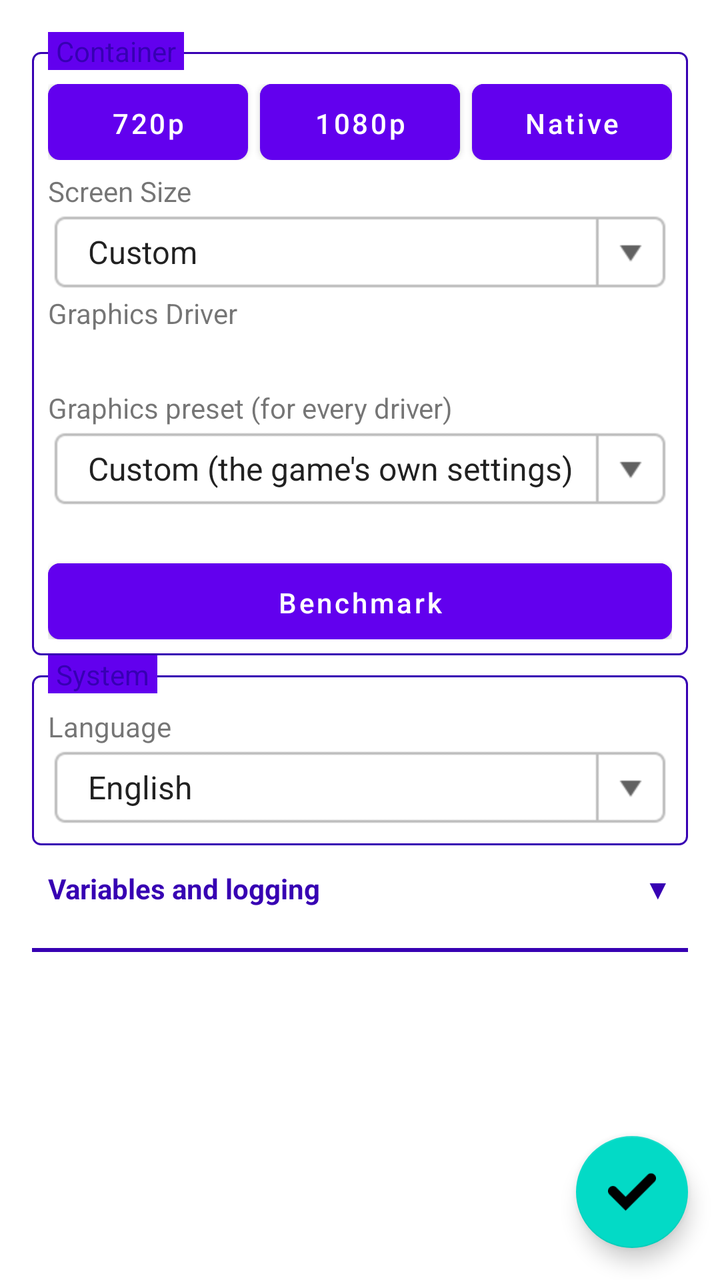
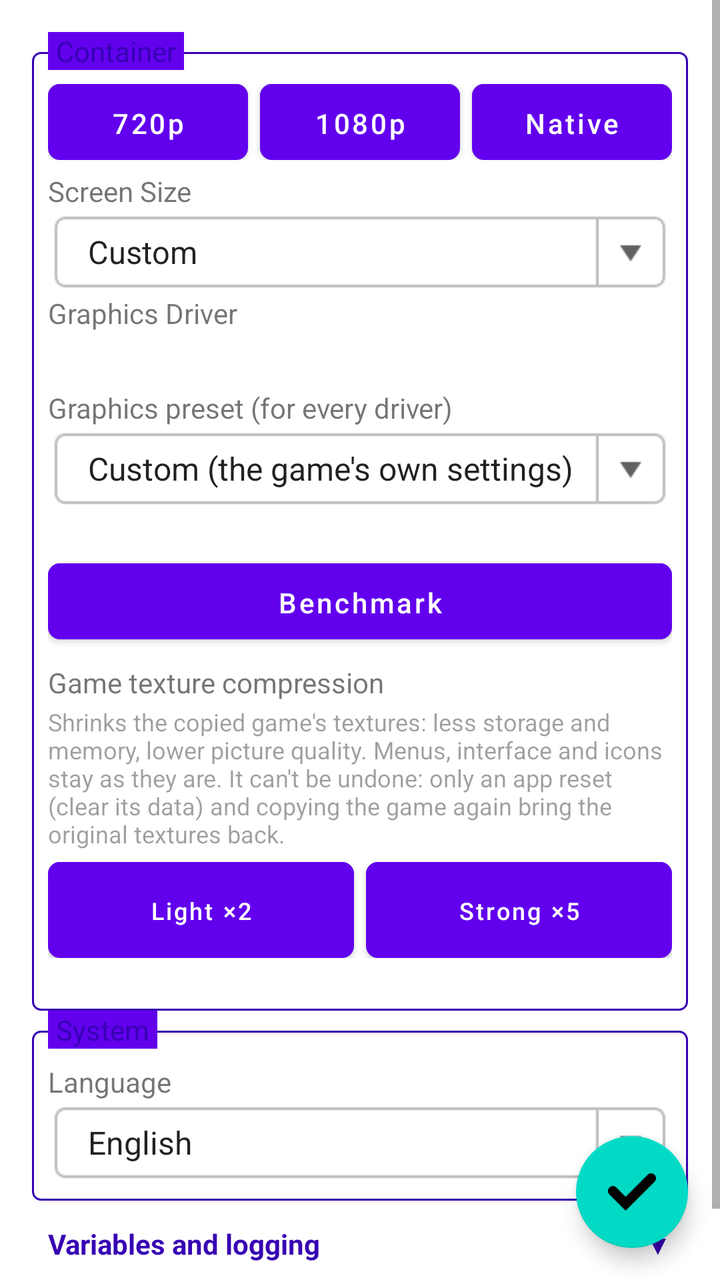

Compare the two renders of this Android layout. The source of the first and the diff that turns it into the second are given below.
<!-- AndroidManifest.xml: fallback theme Theme.MaterialComponents.DayNight.NoActionBar -->
<!-- res/layout/settings_fragment.xml -->
<?xml version="1.0" encoding="utf-8"?>
<FrameLayout
    xmlns:android="http://schemas.android.com/apk/res/android"
    android:layout_width="match_parent"
    android:layout_height="match_parent"
    xmlns:app="http://schemas.android.com/apk/res-auto">
    <ScrollView
        android:layout_width="match_parent"
        android:layout_height="match_parent">
        <LinearLayout
            android:layout_width="match_parent"
            android:layout_height="wrap_content"
            android:orientation="vertical"
            android:padding="16dp">
            <FrameLayout
                android:id="@+id/FLContainerSettings"
                android:layout_width="match_parent"
                android:layout_height="wrap_content">
                <LinearLayout style="@style/FieldSet">
                    
                    <LinearLayout
                        android:layout_width="match_parent"
                        android:layout_height="wrap_content"
                        android:layout_marginBottom="6dp"
                        android:orientation="horizontal">

                        <Button
                            android:id="@+id/BTSetRes720"
                            style="@style/ButtonAccent"
                            android:layout_width="0dp"
                            android:layout_height="38dp"
                            android:layout_weight="1"
                            android:layout_marginRight="6dp"
                            android:paddingLeft="8dp"
                            android:paddingRight="8dp"
                            android:textSize="14sp"
                            android:text="720p" />

                        <Button
                            android:id="@+id/BTSetRes1080"
                            style="@style/ButtonAccent"
                            android:layout_width="0dp"
                            android:layout_height="38dp"
                            android:layout_weight="1"
                            android:layout_marginRight="6dp"
                            android:paddingLeft="8dp"
                            android:paddingRight="8dp"
                            android:textSize="14sp"
                            android:text="1080p" />

                        <Button
                            android:id="@+id/BTSetResNative"
                            style="@style/ButtonAccent"
                            android:layout_width="0dp"
                            android:layout_height="38dp"
                            android:layout_weight="1"
                            android:paddingLeft="8dp"
                            android:paddingRight="8dp"
                            android:textSize="14sp"
                            android:text="@string/resolution_native" />
                    </LinearLayout>

                    <LinearLayout
                        android:layout_width="match_parent"
                        android:layout_height="wrap_content"
                        android:orientation="horizontal">

                        <LinearLayout
                            android:layout_width="0dp"
                            android:layout_height="wrap_content"
                            android:layout_weight="1"
                            android:orientation="vertical">

                            <TextView
                                android:layout_width="wrap_content"
                                android:layout_height="wrap_content"
                                android:text="@string/screen_size" />

                            <Spinner
                                style="@style/ComboBox"
                                android:layout_width="match_parent"
                                android:id="@+id/SScreenSize"
                                android:entries="@array/screen_size_entries" />
                        </LinearLayout>

                        <LinearLayout
                            android:id="@+id/LLCustomScreenSize"
                            android:layout_width="wrap_content"
                            android:layout_height="wrap_content"
                            android:orientation="horizontal"
                            android:visibility="gone">

                            <LinearLayout
                                android:layout_width="wrap_content"
                                android:layout_height="wrap_content"
                                android:orientation="vertical">

                                <TextView
                                    android:layout_width="wrap_content"
                                    android:layout_height="wrap_content"
                                    android:text="@string/width" />

                                <EditText
                                    style="@style/EditText"
                                    android:layout_width="78dp"
                                    android:id="@+id/ETScreenWidth"
                                    android:inputType="number" />
                            </LinearLayout>

                            <TextView
                                android:layout_width="wrap_content"
                                android:layout_height="wrap_content"
                                android:textStyle="bold"
                                android:textSize="18dp"
                                android:layout_gravity="bottom"
                                android:layout_marginLeft="2dp"
                                android:layout_marginRight="2dp"
                                android:layout_marginBottom="4dp"
                                android:text="x" />

                            <LinearLayout
                                android:layout_width="wrap_content"
                                android:layout_height="wrap_content"
                                android:orientation="vertical">

                                <TextView
                                    android:layout_width="wrap_content"
                                    android:layout_height="wrap_content"
                                    android:text="@string/height" />

                                <EditText
                                    style="@style/EditText"
                                    android:layout_width="78dp"
                                    android:id="@+id/ETScreenHeight"
                                    android:inputType="number" />
                            </LinearLayout>
                        </LinearLayout>
                    </LinearLayout>

                    <TextView
                        android:layout_width="wrap_content"
                        android:layout_height="wrap_content"
                        android:text="@string/graphics_driver" />

                    <LinearLayout
                        android:id="@+id/LLGraphicsDriver"
                        android:layout_width="match_parent"
                        android:layout_height="wrap_content"
                        android:orientation="vertical" />

                    <TextView
                        android:id="@+id/TVDetectedGpu"
                        android:layout_width="wrap_content"
                        android:layout_height="wrap_content"
                        android:layout_marginTop="4dp"
                        android:textSize="12sp"
                        android:alpha="0.7" />

                    <TextView
                        android:layout_width="wrap_content"
                        android:layout_height="wrap_content"
                        android:layout_marginTop="8dp"
                        android:text="@string/graphics_preset" />

                    <Spinner
                        style="@style/ComboBox"
                        android:id="@+id/SGraphicsPreset"
                        android:layout_width="match_parent"
                        android:entries="@array/graphics_preset_entries" />

                    <TextView
                        android:id="@+id/TVGraphicsPresetHint"
                        android:layout_width="wrap_content"
                        android:layout_height="wrap_content"
                        android:layout_marginTop="2dp"
                        android:textSize="12sp"
                        android:alpha="0.7" />

                    <Button
                        android:id="@+id/BTBenchmark"
                        style="@style/ButtonAccent"
                        android:layout_width="match_parent"
                        android:layout_height="38dp"
                        android:layout_marginTop="8dp"
                        android:textSize="14sp"
                        android:text="@string/benchmark" />
                </LinearLayout>
                <TextView
                    style="@style/FieldSetLabel"
                    android:text="@string/container"/>
            </FrameLayout>
            <FrameLayout
                android:layout_width="match_parent"
                android:layout_height="wrap_content">
                <LinearLayout style="@style/FieldSet">
                    <TextView
                        android:layout_width="wrap_content"
                        android:layout_height="wrap_content"
                        android:text="@string/language"/>
                    <Spinner
                        style="@style/ComboBox"
                        android:id="@+id/SLanguage"
                        android:layout_width="match_parent"
                        android:entries="@array/language_entries"/>
                </LinearLayout>
                <TextView
                    style="@style/FieldSetLabel"
                    android:text="@string/system"/>
            </FrameLayout>
            <LinearLayout
                android:id="@+id/LLAdvancedHeader"
                android:layout_width="match_parent"
                android:layout_height="wrap_content"
                android:orientation="horizontal"
                android:gravity="center_vertical"
                android:background="?android:attr/selectableItemBackground"
                android:clickable="true"
                android:focusable="true"
                android:paddingTop="12dp"
                android:paddingBottom="12dp"
                android:paddingLeft="8dp"
                android:paddingRight="8dp">
                <TextView
                    android:layout_width="0dp"
                    android:layout_height="wrap_content"
                    android:layout_weight="1"
                    android:textStyle="bold"
                    android:textColor="?attr/colorPrimaryVariant"
                    android:text="@string/variables_and_logging"/>
                <TextView
                    android:id="@+id/TVAdvancedArrow"
                    android:layout_width="wrap_content"
                    android:layout_height="wrap_content"
                    android:textColor="?attr/colorPrimaryVariant"
                    android:text="▼"/>
            </LinearLayout>
            <View style="@style/HorizontalLine" />
            <LinearLayout
                android:id="@+id/LLAdvancedBody"
                android:layout_width="match_parent"
                android:layout_height="wrap_content"
                android:orientation="vertical"
                android:visibility="gone">
            <FrameLayout
                android:id="@+id/FLEnvVars"
                android:layout_width="match_parent"
                android:layout_height="wrap_content">
                <LinearLayout style="@style/FieldSet">
                    <LinearLayout
                        android:id="@+id/LLTabEnvVars"
                        android:layout_width="match_parent"
                        android:layout_height="wrap_content"
                        android:orientation="vertical">

                        <com.factory.widget.EnvVarsView
                            android:id="@+id/EnvVarsView"
                            android:layout_width="match_parent"
                            android:layout_height="wrap_content"
                            android:paddingLeft="16dp"
                            android:paddingRight="16dp"/>

                        <View style="@style/HorizontalLine" />

                        <Button
                            style="@style/ButtonNeutral"
                            android:id="@+id/BTAddEnvVar"
                            android:layout_width="160dp"
                            android:layout_height="wrap_content"
                            android:layout_gravity="center_horizontal"
                            android:text="@string/add" />
                    </LinearLayout>
                </LinearLayout>
                <TextView
                    style="@style/FieldSetLabel"
                    android:text="@string/environment_variables"/>
            </FrameLayout>
            <FrameLayout
                android:layout_width="match_parent"
                android:layout_height="wrap_content">
                <LinearLayout style="@style/FieldSet">
                    <CheckBox
                        android:id="@+id/CBEnableDebugLogs"
                        android:layout_width="wrap_content"
                        android:layout_height="wrap_content"
                        android:text="@string/enable_debug_logs"/>
                    <View style="@style/FieldSeparator"/>
                    <CheckBox
                        android:id="@+id/CBSaveLogsToFile"
                        android:layout_width="match_parent"
                        android:layout_height="match_parent"
                        android:text="@string/save_logs_to_file"
                        android:layout_marginTop="8dp"/>
                    <EditText
                        android:id="@+id/ETLogFile"
                        style="@style/EditText"
                        android:layout_width="match_parent"
                        android:layout_height="match_parent"
                        android:visibility="gone"/>
                </LinearLayout>
                <TextView
                    style="@style/FieldSetLabel"
                    android:text="@string/logging"/>
            </FrameLayout>
            </LinearLayout>
        </LinearLayout>
    </ScrollView>
    <com.google.android.material.floatingactionbutton.FloatingActionButton
        android:id="@+id/BTConfirm"
        android:layout_width="wrap_content"
        android:layout_height="wrap_content"
        android:layout_gravity="right|bottom"
        android:tint="#ffffff"
        android:src="@drawable/icon_confirm"
        android:layout_margin="16dp"/>
</FrameLayout>
<!-- resources referenced by this layout -->
<resources>
  <string-array name="graphics_preset_entries">
          <item>Custom (the game\'s own settings)</item>
          <item>Minimum</item>
          <item>Low</item>
          <item>Medium</item>
          <item>High</item>
          <item>Maximum</item>
      </string-array>
  <string name="add">Add</string>
  <string name="benchmark">Benchmark</string>
  <string name="container">Container</string>
  <string name="enable_debug_logs">Enable debug logs</string>
  <string name="environment_variables">Environment variables</string>
  <string name="graphics_driver">Graphics Driver</string>
  <string name="graphics_preset">Graphics preset (for every driver)</string>
  <string name="height">Height</string>
  <string name="language">Language</string>
  <string name="logging">Logging</string>
  <string name="resolution_native">Native</string>
  <string name="save_logs_to_file">Save logs to file</string>
  <string name="screen_size">Screen Size</string>
  <string name="system">System</string>
  <string name="variables_and_logging">Variables and logging</string>
  <string name="width">Width</string>
  <style name="ButtonAccent" parent="BaseButton">
          <item name="android:background">@drawable/button_accent</item>
          <item name="android:textColor">#ffffff</item>
      </style>
  <style name="ButtonNeutral" parent="BaseButton">
          <item name="android:background">@drawable/button_accent</item>
          <item name="android:textColor">#ffffff</item>
      </style>
  <style name="FieldSeparator">
          <item name="android:layout_width">match_parent</item>
          <item name="android:layout_height">1dp</item>
          <item name="android:background">?attr/colorPrimaryVariant</item>
          <item name="android:layout_marginTop">8dp</item>
          <item name="android:layout_marginBottom">8dp</item>
      </style>
  <style name="HorizontalLine">
          <item name="android:layout_width">match_parent</item>
          <item name="android:layout_height">2dp</item>
          <item name="android:background">?attr/colorPrimaryVariant</item>
          <item name="android:layout_marginTop">8dp</item>
          <item name="android:layout_marginBottom">8dp</item>
      </style>
  <string name="custom">Custom</string>
  <!-- drawable combo_box (drawable) -->
  <?xml version="1.0" encoding="utf-8"?>
  <selector xmlns:android="http://schemas.android.com/apk/res/android" >
      <item android:state_pressed="true" android:drawable="@drawable/combo_box_pressed" />
      <item android:state_focused="true" android:drawable="@drawable/combo_box_normal" />
      <item android:drawable="@drawable/combo_box_normal" />
  </selector>
  <!-- drawable edit_text (drawable) -->
  <?xml version="1.0" encoding="utf-8"?>
  <selector xmlns:android="http://schemas.android.com/apk/res/android" >
      <item android:state_pressed="true" android:drawable="@drawable/edit_text_pressed" />
      <item android:state_focused="true" android:drawable="@drawable/edit_text_focused" />
      <item android:drawable="@drawable/edit_text_normal" />
  </selector>
  <!-- drawable bordered_panel (drawable) -->
  <?xml version="1.0" encoding="utf-8"?>
  <shape xmlns:android="http://schemas.android.com/apk/res/android"
      android:shape="rectangle">
      <corners android:radius="4dp" />
      <stroke android:width="1dp" android:color="?attr/colorPrimaryVariant" />
  </shape>
  <!-- unchanged entries left out for length: 14 -->
</resources>

<!-- the commit's change to res/layout/settings_fragment.xml (unified diff, before → after) -->
@@ -184,6 +184,56 @@
                         android:layout_marginTop="8dp"
                         android:textSize="14sp"
                         android:text="@string/benchmark" />
+
+                    <TextView
+                        android:layout_width="wrap_content"
+                        android:layout_height="wrap_content"
+                        android:layout_marginTop="12dp"
+                        android:text="@string/texture_compression" />
+
+                    <TextView
+                        android:layout_width="wrap_content"
+                        android:layout_height="wrap_content"
+                        android:layout_marginTop="2dp"
+                        android:textSize="12sp"
+                        android:alpha="0.7"
+                        android:text="@string/texture_compression_hint" />
+
+                    <LinearLayout
+                        android:layout_width="match_parent"
+                        android:layout_height="wrap_content"
+                        android:layout_marginTop="6dp"
+                        android:orientation="horizontal">
+
+                        <Button
+                            android:id="@+id/BTCompressLow"
+                            style="@style/ButtonAccent"
+                            android:layout_width="0dp"
+                            android:layout_weight="1"
+                            android:layout_height="wrap_content"
+                            android:minHeight="48dp"
+                            android:layout_marginRight="6dp"
+                            android:textSize="12sp"
+                            android:text="@string/compress_low" />
+
+                        <Button
+                            android:id="@+id/BTCompressHigh"
+                            style="@style/ButtonAccent"
+                            android:layout_width="0dp"
+                            android:layout_weight="1"
+                            android:layout_height="wrap_content"
+                            android:minHeight="48dp"
+                            android:textSize="12sp"
+                            android:text="@string/compress_high" />
+                    </LinearLayout>
+
+                    <TextView
+                        android:id="@+id/TVCompressionState"
+                        android:layout_width="wrap_content"
+                        android:layout_height="wrap_content"
+                        android:layout_marginTop="2dp"
+                        android:textSize="12sp"
+                        android:alpha="0.7" />
                 </LinearLayout>
                 <TextView
                     style="@style/FieldSetLabel"
<!-- resource entries referenced after the edit -->
@@ -10,6 +10,8 @@
       </string-array>
   <string name="add">Add</string>
   <string name="benchmark">Benchmark</string>
+  <string name="compress_high">Strong ×5\nvisibly lower quality</string>
+  <string name="compress_low">Light ×2\nalmost no quality loss</string>
   <string name="container">Container</string>
   <string name="enable_debug_logs">Enable debug logs</string>
   <string name="environment_variables">Environment variables</string>
@@ -22,6 +24,8 @@
   <string name="save_logs_to_file">Save logs to file</string>
   <string name="screen_size">Screen Size</string>
   <string name="system">System</string>
+  <string name="texture_compression">Game texture compression</string>
+  <string name="texture_compression_hint">Shrinks the copied game\'s textures: less storage and memory, lower picture quality. Menus, interface and icons stay as they are. It can\'t be undone: only an app reset (clear its data) and copying the game again bring the original textures back.</string>
   <string name="variables_and_logging">Variables and logging</string>
   <string name="width">Width</string>
   <style name="ButtonAccent" parent="BaseButton">
